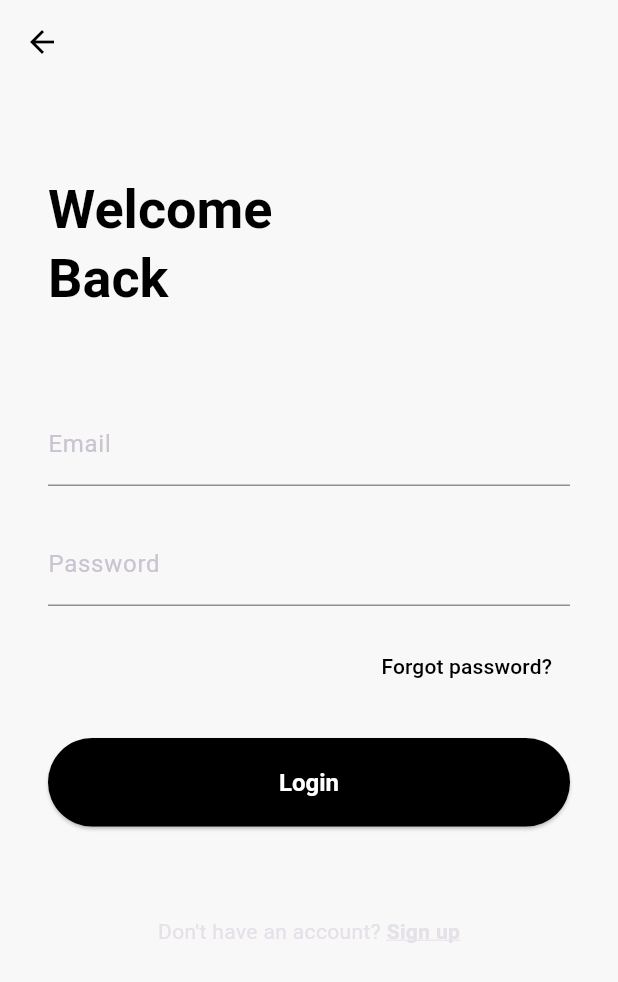
After one commit to darklorddad/Swinburne-COS40005-CTPA-F.L.O.R.E.N.C.E., a Flutter app: the FrontPage screen opened directly, after a tap on "Login", on a phone screen of 412 x 824 dp. The commit adds this screen. Shown: the top 982 px of the screen. Run offline on Flutter 3.47's test engine with Material 3 defaults, Android fonts, the light colour scheme and no system bars.

Commit message:
Add authentication screens
Front Page, Login and Registration

```diff
--- /dev/null
+++ b/biotective_patient_dashboard/lib/screens/auth/front_page.dart
@@ -0,0 +1,69 @@
+import 'package:flutter/material.dart';
+import 'login_screen.dart';
+import 'registration_screen.dart';
+
+class FrontPage extends StatelessWidget {
+  const FrontPage({super.key});
+
+  @override
+  Widget build(BuildContext context) {
+    return Scaffold(
+      body: SafeArea(
+        child: Padding(
+          padding: const EdgeInsets.symmetric(horizontal: 32.0, vertical: 24.0),
+          child: Center(
+            child: ConstrainedBox(
+              constraints: const BoxConstraints(maxWidth: 400), // Responsive constraint
+              child: Column(
+                children: [
+                  const Spacer(flex: 2),
+                  // Company Logo Placeholder
+                  Container(
+                    width: 200,
+                    height: 200,
+                    color: Colors.grey[300],
+                    child: Center(
+                      child: Image.asset('assets/images/FLORENCE-light-background.png')),
+                  ),
+                  const Spacer(flex: 3),
+                  // Register Button
+                  SizedBox(
+                    width: double.infinity,
+                    child: ElevatedButton(
+                      onPressed: () {
+                        Navigator.push(
+                          context,
+                          MaterialPageRoute(builder: (context) => const RegistrationScreen()),
+                        );
+                      },
+                      child: const Text('Register'),
+                    ),
+                  ),
+                  const SizedBox(height: 16),
+                  // Login Button
+                  SizedBox(
+                    width: double.infinity,
+                    child: ElevatedButton(
+                      style: ElevatedButton.styleFrom(
+                        backgroundColor: Colors.grey[200],
+                        foregroundColor: Colors.black,
+                      ),
+                      onPressed: () {
+                        Navigator.push(
+                          context,
+                          MaterialPageRoute(builder: (context) => const LoginScreen()),
+                        );
+                      },
+                      child: const Text('Login'),
+                    ),
+                  ),
+                  const SizedBox(height: 24),
+                ],
+              ),
+            ),
+          ),
+        ),
+      ),
+    );
+  }
+}
--- /dev/null
+++ b/biotective_patient_dashboard/lib/screens/auth/login_screen.dart
@@ -0,0 +1,136 @@
+import 'package:flutter/material.dart';
+import 'registration_screen.dart';
+import '../../widgets/loading_dialog.dart';
+import '../../widgets/main_layout.dart';
+
+class LoginScreen extends StatelessWidget {
+  const LoginScreen({super.key});
+
+  @override
+  Widget build(BuildContext context) {
+    return Scaffold(
+      appBar: AppBar(
+        backgroundColor: Colors.transparent,
+        elevation: 0,
+        iconTheme: const IconThemeData(color: Colors.black),
+      ),
+      body: SingleChildScrollView(
+        child: Padding(
+          padding: const EdgeInsets.symmetric(horizontal: 32.0),
+          child: Center(
+            child: ConstrainedBox(
+              constraints: const BoxConstraints(maxWidth: 400),
+              child: Column(
+                crossAxisAlignment: CrossAxisAlignment.start,
+                children: [
+                  const SizedBox(height: 60),
+                  Text('Welcome\nBack', style: Theme.of(context).textTheme.headlineMedium),
+                  const SizedBox(height: 60),
+                  const _LoginForm(),
+                  const SizedBox(height: 60),
+                  _buildRedirectToRegister(context),
+                  const SizedBox(height: 40),
+                ],
+              ),
+            ),
+          ),
+        ),
+      ),
+    );
+  }
+
+  Widget _buildRedirectToRegister(BuildContext context) {
+    return Center(
+      child: GestureDetector(
+        onTap: () {
+          Navigator.pushReplacement(
+            context,
+            MaterialPageRoute(builder: (context) => const RegistrationScreen()),
+          );
+        },
+        child: const Text.rich(
+          TextSpan(
+            text: "Don't have an account? ",
+            children: [
+              TextSpan(
+                text: 'Sign up',
+                style: TextStyle(fontWeight: FontWeight.bold, decoration: TextDecoration.underline),
+              ),
+            ],
+          ),
+        ),
+      ),
+    );
+  }
+}
+
+class _LoginForm extends StatelessWidget {
+  const _LoginForm();
+
+  @override
+  Widget build(BuildContext context) {
+    return Column(
+      crossAxisAlignment: CrossAxisAlignment.end,
+      children: [
+        const TextField(decoration: InputDecoration(labelText: 'Email')),
+        const SizedBox(height: 24),
+        const TextField(
+          obscureText: true,
+          decoration: InputDecoration(labelText: 'Password'),
+        ),
+        const SizedBox(height: 16),
+        TextButton(
+          onPressed: () {
+            // Simulated simple dialog confirming the action was triggered
+            showDialog(
+              context: context,
+              builder: (context) => AlertDialog(
+                title: const Text('Forgot Password'),
+                content: const Text(
+                    'A password reset link would be sent to your email address.'),
+                actions: [
+                  TextButton(
+                    onPressed: () => Navigator.of(context).pop(),
+                    child: const Text('OK'),
+                  ),
+                ],
+              ),
+            );
+          },
+          child: const Text('Forgot password?', style: TextStyle(color: Colors.black)),
+        ),
+        const SizedBox(height: 24),
+        SizedBox(
+          width: double.infinity,
+          child: ElevatedButton(
+            onPressed: () async {
+              // After successful login, navigate to the main app layout
+              // Navigator.of(context).pushAndRemoveUntil(
+              //   MaterialPageRoute(builder: (context) => MainLayout()),
+              //   (Route<dynamic> route) => false,
+              // );
+
+              // 1. Show the loading dialog
+              showLoadingDialog(context);
+
+              // 2. Simulate a network delay
+              await Future.delayed(const Duration(seconds: 1));
+
+              // 3. Hide the loading dialog
+              if (!context.mounted) return;
+              hideLoadingDialog(context);
+
+              // 4. Navigate to the main app, removing all previous routes
+              if (!context.mounted) return;
+              Navigator.of(context).pushAndRemoveUntil(
+                MaterialPageRoute(builder: (context) => const MainLayout()),
+                (Route<dynamic> route) => false,
+              );
+            },
+            child: const Text('Login'),
+          ),
+        ),
+      ],
+    );
+  }
+}
--- a/biotective_patient_dashboard/lib/screens/chatbot.dart
+++ b/biotective_patient_dashboard/lib/screens/chatbot.dart
@@ -13,7 +13,7 @@ class _ChatbotScreenState extends State<ChatbotScreen> {
   // A list to hold mock chat messages
   final List<ChatMessage> _messages = [
     ChatMessage(
-      text: "Hi Jordan, I'm your AI health assistant. How can I help you today?",
+      text: "Hi Tom, I'm your AI health assistant. How can I help you today?",
       isUser: false,
     ),
   ];
--- a/biotective_patient_dashboard/lib/screens/overview.dart
+++ b/biotective_patient_dashboard/lib/screens/overview.dart
@@ -32,7 +32,7 @@ class OverviewScreen extends StatelessWidget {
       child: Column(
         crossAxisAlignment: CrossAxisAlignment.start,
         children: [
-          const Text("Welcome back, Jordan!", style: TextStyle(fontSize: 28, color: Colors.black, fontWeight: FontWeight.bold)),
+          const Text("Welcome back, Tom!", style: TextStyle(fontSize: 28, color: Colors.black, fontWeight: FontWeight.bold)),
           const SizedBox(height: 24),
           const SummaryCardsGrid(),
           const SizedBox(height: 24),
@@ -70,7 +70,7 @@ class OverviewScreen extends StatelessWidget {
       child: Column(
         crossAxisAlignment: CrossAxisAlignment.start,
         children: const [
-          Text("Welcome back, Jordan!", style: TextStyle(fontSize: 24, color: Colors.black, fontWeight: FontWeight.bold)),
+          Text("Welcome back, Tom!", style: TextStyle(fontSize: 24, color: Colors.black, fontWeight: FontWeight.bold)),
           SizedBox(height: 16),
           SummaryCardsGrid(),
           SizedBox(height: 16),
--- a/biotective_patient_dashboard/lib/screens/profile.dart
+++ b/biotective_patient_dashboard/lib/screens/profile.dart
@@ -110,12 +110,12 @@ class ProfileHeader extends StatelessWidget {
         ),
         const SizedBox(height: 16),
         const Text(
-          'Jordan Smith',
+          'Thomas Anderson',
           style: TextStyle(color: Colors.black, fontSize: 24, fontWeight: FontWeight.bold),
         ),
         const SizedBox(height: 4),
         Text(
-          'jordan.smith@gmail.com',
+          'thomas.anderson@gmail.com',
           style: TextStyle(fontSize: 16, color: Colors.grey[700]),
         ),
       ],
--- a/biotective_patient_dashboard/pubspec.yaml
+++ b/biotective_patient_dashboard/pubspec.yaml
@@ -58,9 +58,8 @@ flutter:
   uses-material-design: true
 
   # To add assets to your application, add an assets section, like this:
-  # assets:
-  #   - images/a_dot_burr.jpeg
-  #   - images/a_dot_ham.jpeg
+  assets:
+    - assets/images/
 
   # An image asset can refer to one or more resolution-specific "variants", see
   # https://flutter.dev/to/resolution-aware-images
```
Also changed, not shown: biotective_patient_dashboard/lib/main.dart (+32 -10 lines), biotective_patient_dashboard/lib/screens/auth/registration_screen.dart (added, +126 -0 lines), biotective_patient_dashboard/lib/widgets/loading_dialog.dart (added, +29 -0 lines), biotective_patient_dashboard/lib/widgets/main_layout.dart (+36 -1 lines), biotective_patient_dashboard/assets/images/FLORENCE-light-background.png (added), biotective_patient_dashboard/assets/images/FLORENCE-no-background.png (added).
